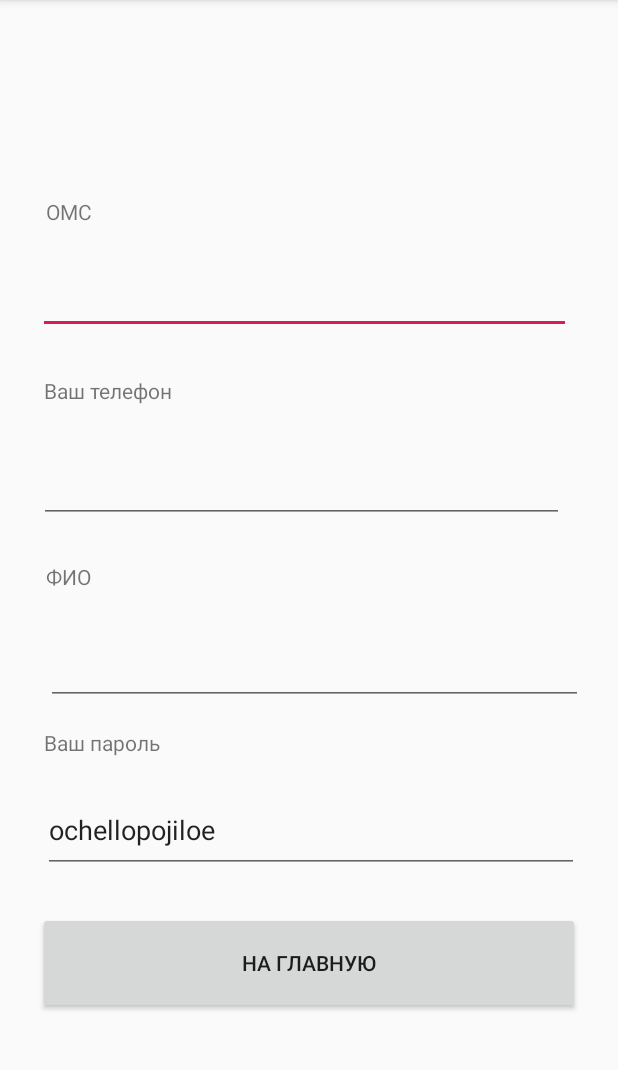
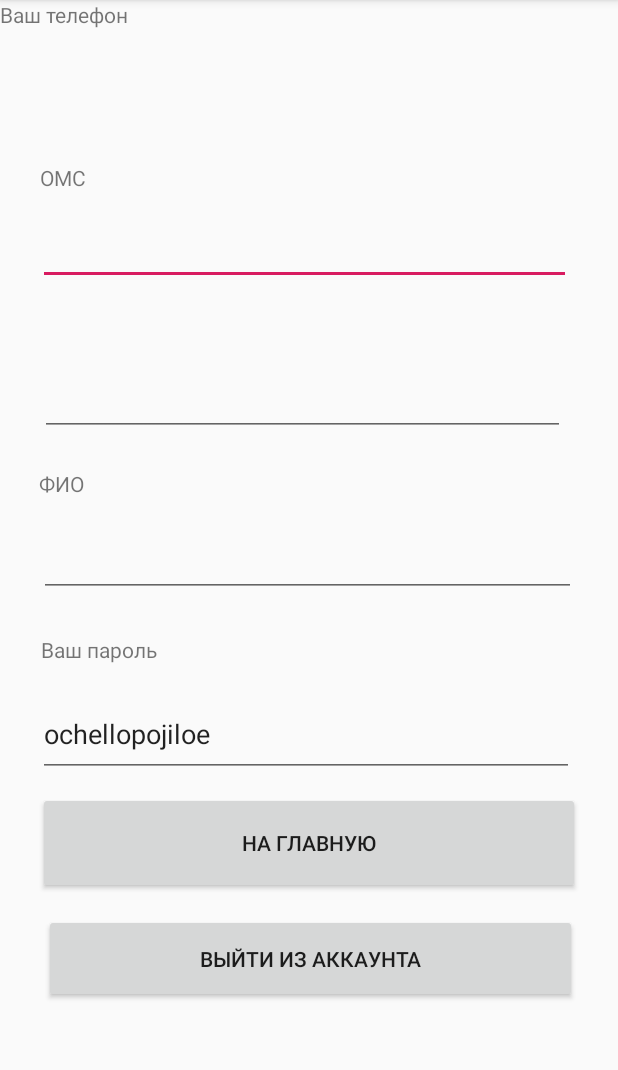
Before and after one commit to Skywalkerrus/e-medicine, an Android app: the lichyi_kabinet screen opened directly, with no data from a screen before it, on a phone screen of 412 x 824 dp, the part 84-1154 px from its top. Run offline under Robolectric (Android 15) with nearby library versions, the phone set to English and light mode, and no system bars; 3 statements that could not run were skipped.

Commit message:
added button Logout

```diff
--- a/Zapis v durky/app/src/main/AndroidManifest.xml
+++ b/Zapis v durky/app/src/main/AndroidManifest.xml
@@ -2,7 +2,7 @@
 <manifest xmlns:android="http://schemas.android.com/apk/res/android"
     xmlns:tools="http://schemas.android.com/tools"
     package="com.example.myapplication">
-
+    <uses-permission android:name="android.permission.WRITE_EXTERNAL_STORAGE"/>
     <application
         android:allowBackup="true"
         android:icon="@mipmap/ic_launcher"
--- a/Zapis v durky/app/src/main/java/com/example/myapplication/change_medic.java
+++ b/Zapis v durky/app/src/main/java/com/example/myapplication/change_medic.java
@@ -62,7 +62,7 @@ public class change_medic extends AppCompatActivity {
                         startActivity(intent);
                     } else if (item.equals("Офтальмотолог - Глазнов К.Б.")) {
                         Intent intent = new Intent(change_medic.this, time.class);
-                        intent.putExtra("Data", "Офтальмотолог - Глазнов Кирил Борисов");
+                        intent.putExtra("Data", "Офтальмотолог - Глазнов Кирилл Борисов");
                         startActivity(intent);
                     } else if (item.equals("Хирург - Резнова Д.А.")) {
                         Intent intent = new Intent(change_medic.this, time.class);
@@ -78,7 +78,7 @@ public class change_medic extends AppCompatActivity {
                         startActivity(intent);
                     } else if (item.equals("Проктолог - Попов Ю.А.")) {
                         Intent intent = new Intent(change_medic.this, time.class);
-                        intent.putExtra("Data", "Проктолог - Попов Юрюй Алексеевич");
+                        intent.putExtra("Data", "Проктолог - Попов Юрий Алексеевич");
                         startActivity(intent);
                     }
 
--- a/Zapis v durky/app/src/main/java/com/example/myapplication/lichyi_kabinet.java
+++ b/Zapis v durky/app/src/main/java/com/example/myapplication/lichyi_kabinet.java
@@ -11,6 +11,7 @@ import android.widget.Toast;
 
 import com.example.myapplication.ui.login.LoginActivity;
 
+import java.io.File;
 import java.io.FileInputStream;
 import java.io.FileOutputStream;
 import java.io.IOException;
@@ -30,6 +31,7 @@ public class lichyi_kabinet extends AppCompatActivity {
         final EditText tlfText = findViewById(R.id.tlff);
         final EditText passText = findViewById(R.id.pass);
         final Button logButton = findViewById(R.id.button6);
+        final Button logoutButton = findViewById(R.id.logout);
         Intent intent = getIntent();
         //String[] mass = intent.getStringArrayExtra("data");
         String[] mass = openText().split(":");
@@ -38,6 +40,14 @@ public class lichyi_kabinet extends AppCompatActivity {
         fioText.setText(mass[1]);
         tlfText.setText(mass[2]);
         passText.setText(mass[0]);
+        logoutButton.setOnClickListener(new View.OnClickListener() { // кнопка перехода на "Главную" активность
+            @Override
+            public void onClick(View v) {
+                saveText("null");
+                Intent intent = new Intent(lichyi_kabinet.this, LoginActivity.class);
+                startActivity(intent);
+            }
+        });
         logButton.setOnClickListener(new View.OnClickListener() { // кнопка перехода на "Главную" активность
             @Override
             public void onClick(View v) {
--- a/Zapis v durky/app/src/main/java/com/example/myapplication/regActiv.java
+++ b/Zapis v durky/app/src/main/java/com/example/myapplication/regActiv.java
@@ -43,7 +43,7 @@ public class regActiv extends AppCompatActivity {
                 data = passText.getText().toString() + ":" + fioText.getText().toString() + ":" + tlfText.getText().toString() + ":" + omcText.getText().toString();
                 ref = db.getReference(omcText.getText().toString()); // Извлекаем путь ячейки, в которую зальем данные(путь к ячейке - это ОМС)
                 ref.setValue(data); // Заливаем данные.
-                showToast("Вы успешно зарегестрировались! Пожалуйста, вернитесь на экран входа и войдите в учетную запись.");
+                showToast("Вы успешно зарегистрировались! Пожалуйста, вернитесь на экран входа и войдите в учетную запись.");
 
             }
         });
--- a/Zapis v durky/app/src/main/java/com/example/myapplication/ui/login/LoginActivity.java
+++ b/Zapis v durky/app/src/main/java/com/example/myapplication/ui/login/LoginActivity.java
@@ -53,7 +53,7 @@ public class LoginActivity extends AppCompatActivity {
         final Button regButton = findViewById(R.id.button);
         mass = new String[5];
        // ref = FirebaseDatabase.getInstance().getReference();
-        if (openText() != null)
+        if (openText() != null && !openText().equals("null"))
             // Проверка на предыдущие заходы в аккаунт. Если логин был произведен, то файл будет существовать и метод вернет не ноль,
             // в следствии чего, нас сразу перенесет на активность личного кабинета со всеми нашими данными.
             // В противнм случае - остаемся на той же активности.
--- a/Zapis v durky/app/src/main/res/layout/activity_lichyi_kabinet.xml
+++ b/Zapis v durky/app/src/main/res/layout/activity_lichyi_kabinet.xml
@@ -12,10 +12,10 @@
         android:layout_height="68dp"
         android:layout_marginStart="25dp"
         android:layout_marginLeft="25dp"
-        android:layout_marginTop="589dp"
+        android:layout_marginTop="509dp"
         android:layout_marginEnd="25dp"
         android:layout_marginRight="25dp"
-        android:layout_marginBottom="74dp"
+        android:layout_marginBottom="154dp"
         android:text="На главную"
         app:layout_constraintBottom_toBottomOf="parent"
         app:layout_constraintEnd_toEndOf="parent"
@@ -28,10 +28,10 @@
         android:layout_height="49dp"
         android:layout_marginStart="25dp"
         android:layout_marginLeft="25dp"
-        android:layout_marginTop="155dp"
+        android:layout_marginTop="122dp"
         android:layout_marginEnd="31dp"
         android:layout_marginRight="31dp"
-        android:layout_marginBottom="527dp"
+        android:layout_marginBottom="560dp"
         android:ems="10"
         android:inputType="textPersonName"
         app:layout_constraintBottom_toBottomOf="parent"
@@ -43,12 +43,12 @@
         android:id="@+id/tlff"
         android:layout_width="350dp"
         android:layout_height="53dp"
-        android:layout_marginStart="25dp"
-        android:layout_marginLeft="25dp"
-        android:layout_marginTop="277dp"
-        android:layout_marginEnd="36dp"
-        android:layout_marginRight="36dp"
-        android:layout_marginBottom="401dp"
+        android:layout_marginStart="26dp"
+        android:layout_marginLeft="26dp"
+        android:layout_marginTop="219dp"
+        android:layout_marginEnd="35dp"
+        android:layout_marginRight="35dp"
+        android:layout_marginBottom="459dp"
         android:ems="10"
         android:inputType="textPersonName"
         app:layout_constraintBottom_toBottomOf="parent"
@@ -60,12 +60,12 @@
         android:id="@+id/fioo"
         android:layout_width="358dp"
         android:layout_height="55dp"
-        android:layout_marginStart="30dp"
-        android:layout_marginLeft="30dp"
-        android:layout_marginTop="396dp"
-        android:layout_marginEnd="23dp"
-        android:layout_marginRight="23dp"
-        android:layout_marginBottom="280dp"
+        android:layout_marginStart="25dp"
+        android:layout_marginLeft="25dp"
+        android:layout_marginTop="324dp"
+        android:layout_marginEnd="28dp"
+        android:layout_marginRight="28dp"
+        android:layout_marginBottom="352dp"
         android:ems="10"
         android:inputType="textPersonName"
         app:layout_constraintBottom_toBottomOf="parent"
@@ -77,12 +77,12 @@
         android:id="@+id/pass"
         android:layout_width="357dp"
         android:layout_height="57dp"
-        android:layout_marginStart="28dp"
-        android:layout_marginLeft="28dp"
-        android:layout_marginTop="506dp"
-        android:layout_marginEnd="26dp"
-        android:layout_marginRight="26dp"
-        android:layout_marginBottom="168dp"
+        android:layout_marginStart="25dp"
+        android:layout_marginLeft="25dp"
+        android:layout_marginTop="442dp"
+        android:layout_marginEnd="29dp"
+        android:layout_marginRight="29dp"
+        android:layout_marginBottom="232dp"
         android:ems="10"
         android:inputType="textPersonName"
         app:layout_constraintBottom_toBottomOf="parent"
@@ -94,12 +94,12 @@
         android:id="@+id/textView"
         android:layout_width="wrap_content"
         android:layout_height="wrap_content"
-        android:layout_marginStart="30dp"
-        android:layout_marginLeft="30dp"
-        android:layout_marginTop="113dp"
-        android:layout_marginEnd="350dp"
-        android:layout_marginRight="350dp"
-        android:layout_marginBottom="599dp"
+        android:layout_marginStart="26dp"
+        android:layout_marginLeft="26dp"
+        android:layout_marginTop="90dp"
+        android:layout_marginEnd="354dp"
+        android:layout_marginRight="354dp"
+        android:layout_marginBottom="622dp"
         android:text="ОМС"
         app:layout_constraintBottom_toBottomOf="parent"
         app:layout_constraintEnd_toEndOf="parent"
@@ -110,28 +110,20 @@
         android:id="@+id/textView2"
         android:layout_width="wrap_content"
         android:layout_height="wrap_content"
-        android:layout_marginStart="28dp"
-        android:layout_marginLeft="28dp"
-        android:layout_marginTop="232dp"
-        android:layout_marginEnd="295dp"
-        android:layout_marginRight="295dp"
-        android:layout_marginBottom="480dp"
         android:text="Ваш телефон"
-        app:layout_constraintBottom_toBottomOf="parent"
-        app:layout_constraintEnd_toEndOf="parent"
-        app:layout_constraintStart_toStartOf="parent"
-        app:layout_constraintTop_toTopOf="parent" />
+        tools:layout_editor_absoluteX="26dp"
+        tools:layout_editor_absoluteY="184dp" />
 
     <TextView
         android:id="@+id/textView3"
         android:layout_width="wrap_content"
         android:layout_height="wrap_content"
-        android:layout_marginStart="30dp"
-        android:layout_marginLeft="30dp"
-        android:layout_marginTop="356dp"
-        android:layout_marginEnd="351dp"
-        android:layout_marginRight="351dp"
-        android:layout_marginBottom="356dp"
+        android:layout_marginStart="25dp"
+        android:layout_marginLeft="25dp"
+        android:layout_marginTop="294dp"
+        android:layout_marginEnd="356dp"
+        android:layout_marginRight="356dp"
+        android:layout_marginBottom="418dp"
         android:text="ФИО"
         app:layout_constraintBottom_toBottomOf="parent"
         app:layout_constraintEnd_toEndOf="parent"
@@ -142,16 +134,32 @@
         android:id="@+id/textView4"
         android:layout_width="wrap_content"
         android:layout_height="wrap_content"
-        android:layout_marginStart="28dp"
-        android:layout_marginLeft="28dp"
-        android:layout_marginTop="467dp"
-        android:layout_marginEnd="304dp"
-        android:layout_marginRight="304dp"
-        android:layout_marginBottom="245dp"
+        android:layout_marginStart="26dp"
+        android:layout_marginLeft="26dp"
+        android:layout_marginTop="405dp"
+        android:layout_marginEnd="306dp"
+        android:layout_marginRight="306dp"
+        android:layout_marginBottom="307dp"
         android:text="Ваш пароль"
         app:layout_constraintBottom_toBottomOf="parent"
         app:layout_constraintEnd_toEndOf="parent"
         app:layout_constraintStart_toStartOf="parent"
         app:layout_constraintTop_toTopOf="parent" />
 
+    <Button
+        android:id="@+id/logout"
+        android:layout_width="355dp"
+        android:layout_height="59dp"
+        android:layout_marginStart="29dp"
+        android:layout_marginLeft="29dp"
+        android:layout_marginTop="591dp"
+        android:layout_marginEnd="27dp"
+        android:layout_marginRight="27dp"
+        android:layout_marginBottom="81dp"
+        android:text="Выйти из аккаунта"
+        app:layout_constraintBottom_toBottomOf="parent"
+        app:layout_constraintEnd_toEndOf="parent"
+        app:layout_constraintStart_toStartOf="parent"
+        app:layout_constraintTop_toTopOf="parent" />
+
 </androidx.constraintlayout.widget.ConstraintLayout>
```
